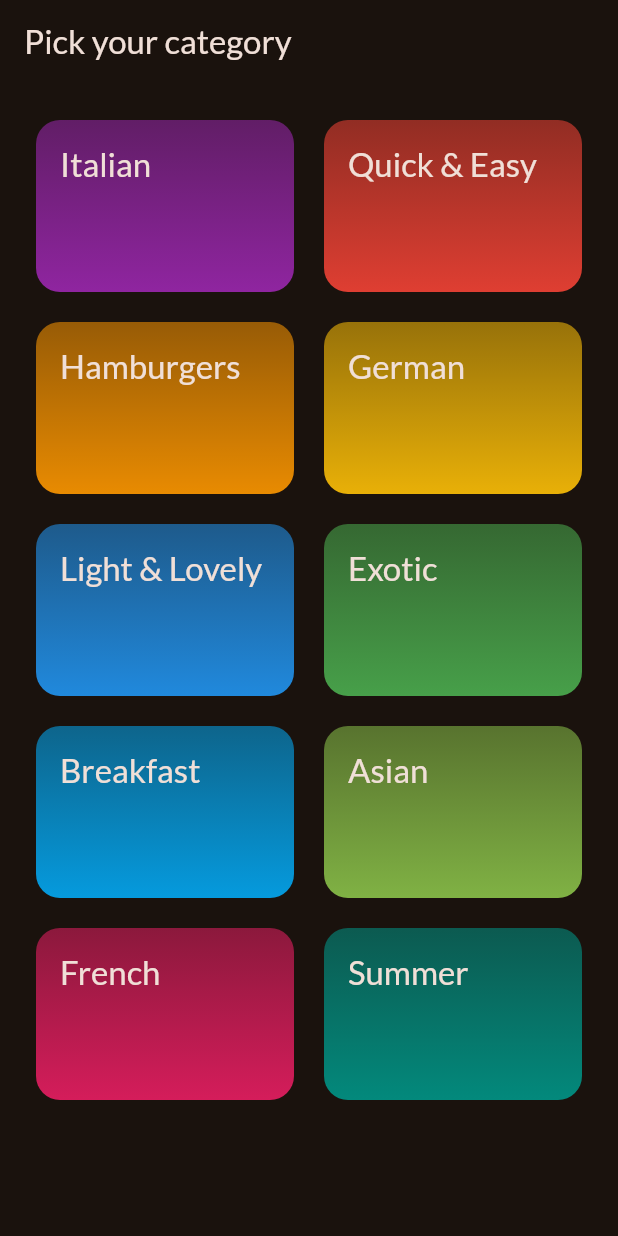
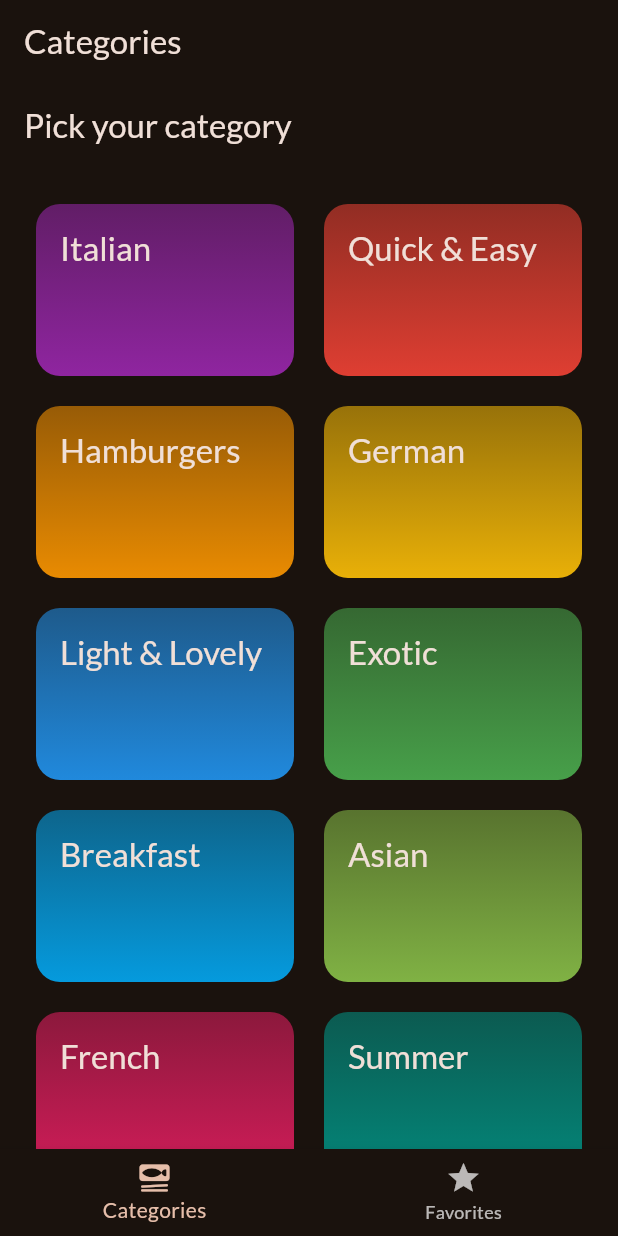
Before and after one commit to DaniahAbukabeer/firebase_project, a Flutter app: the screen it shows after launch, on a phone screen of 412 x 824 dp. Run offline on Flutter 3.47's test engine with Material 3 defaults, Android fonts, the phone set to English and light mode, and no system bars; our stand-ins replace google_fonts, transparent_image.

Commit message:
added the rest of the details to the mealdetailsscreen and created the tabs.dart which is the navigation bar in the bottom and it is a statefulwidget so it changesa the screen part to whatever is selected

```diff
--- a/lib/main.dart
+++ b/lib/main.dart
@@ -1,4 +1,4 @@
-import 'package:firebase_project/screens/categories.dart';
+import 'package:firebase_project/screens/tabs.dart';
 
 import 'package:flutter/material.dart';
 
@@ -24,7 +24,7 @@ class App extends StatelessWidget {
   Widget build(BuildContext context) {
     return MaterialApp(
       theme: theme,
-      home: const CategoriesScreen(),
+      home: const TabsScreen(),
     );
   }
 }
--- /dev/null
+++ b/lib/screens/tabs.dart
@@ -0,0 +1,46 @@
+import 'package:firebase_project/screens/categories.dart';
+import 'package:firebase_project/screens/meals.dart';
+import 'package:flutter/material.dart';
+
+class TabsScreen extends StatefulWidget {
+  const TabsScreen({super.key});
+  @override
+  State<TabsScreen> createState() {
+    return _TabsScreenState();
+  }
+}
+
+class _TabsScreenState extends State<TabsScreen> {
+  int _selectedPageIndex = 0;
+  void _selectPage(int index) {
+    setState(() {
+      _selectedPageIndex = index;
+    });
+  }
+
+  @override
+  Widget build(BuildContext context) {
+    Widget activePage = const CategoriesScreen();
+    var activePageTitle = 'Categories';
+
+    if (_selectedPageIndex == 1) {
+      activePage = const MealsScreen(title: 'Favorites', meals: []);
+      activePageTitle = 'Your Favorites';
+    }
+
+    return Scaffold(
+      appBar: AppBar(
+        title: Text(activePageTitle),
+      ),
+      body: activePage,
+      bottomNavigationBar: BottomNavigationBar(
+        onTap: _selectPage,
+        items: const [
+          BottomNavigationBarItem(
+              icon: Icon(Icons.set_meal_rounded), label: 'Categories'),
+          BottomNavigationBarItem(icon: Icon(Icons.star), label: 'Favorites'),
+        ],
+      ),
+    );
+  }
+}
```
Also changed, not shown: lib/screens/meal_details.dart (added, +73 -0 lines), lib/screens/meals.dart (+20 -2 lines), lib/widgets/meal_item.dart (+39 -3 lines), lib/widgets/meal_item_trait.dart (added, +28 -0 lines), 1 other file.
